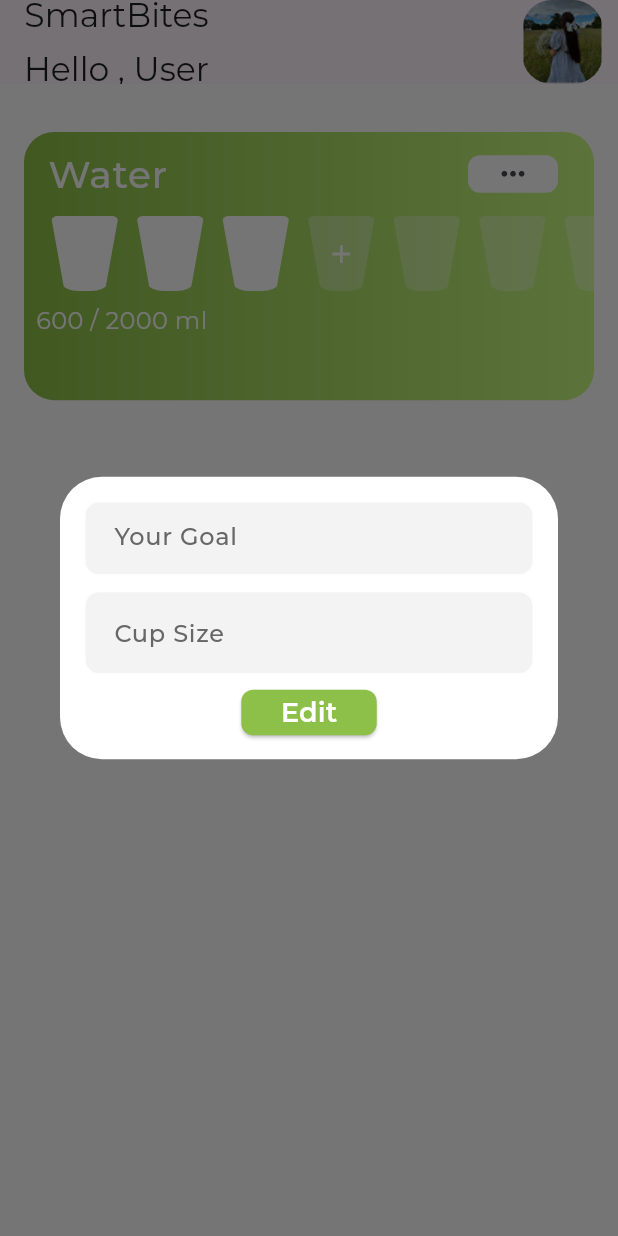
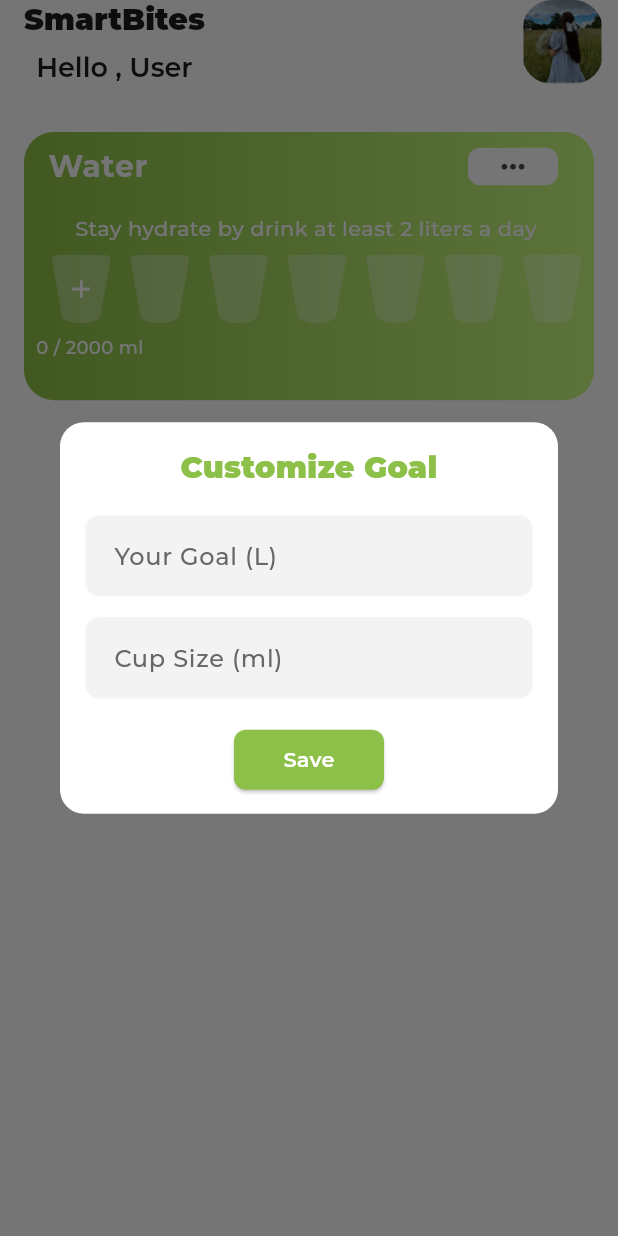
Before and after one commit to Ahmedmo1910/smartDietAssistantApp, a Flutter app: the screen it shows after launch, after a tap on the "keyboard control" icon, on a phone screen of 412 x 824 dp. Run offline on Flutter 3.47's test engine with Material 3 defaults, Android fonts, the phone set to English and light mode, and no system bars; our stand-ins replace flutter_bloc, get_it, shared_preferences.

Commit message:
Add font files & finish water tracker widget (logic (cubit)+ ui)

```diff
--- /dev/null
+++ b/smart_bites/lib/core/helper_functions/get_it_helper.dart
@@ -0,0 +1,12 @@
+import 'package:get_it/get_it.dart';
+import 'package:shared_preferences/shared_preferences.dart';
+import 'package:smart_bites/features/home/services/water_storage.dart';
+
+final getIt = GetIt.instance;
+
+Future<void> setupGetIt() async {
+  final prefs = await SharedPreferences.getInstance();
+
+  getIt.registerLazySingleton<SharedPreferences>(() => prefs);
+  getIt.registerLazySingleton<WaterStorage>(() => WaterStorage(getIt()));
+}
--- a/smart_bites/lib/features/home/domain/cup_model.dart
+++ /dev/null
@@ -1,14 +0,0 @@
-class CupModel {
-  final bool filled;
-  final bool addButton;
-
-  CupModel({this.filled = false, this.addButton = false});
-}
-
-List<CupModel> generateCups(int totalCups, int filledCups) {
-  return List.generate(totalCups, (i) {
-    if (i < filledCups) return CupModel(filled: true);
-    if (i == filledCups) return CupModel(addButton: true);
-    return CupModel();
-  });
-}
--- a/smart_bites/lib/features/home/domain/water_model.dart
+++ /dev/null
@@ -1,14 +0,0 @@
-class WaterModel {
-  final int cupSize = 200;
-  int goalMl;
-  int currentMl;
-
-  WaterModel({
-    this.goalMl = 2000,
-    this.currentMl = 0,
-  });
-
-  int get totalCups => (goalMl / cupSize).ceil();
-  int get filledCups => (currentMl / cupSize).floor();
-  double get progress => currentMl / goalMl;
-}
--- /dev/null
+++ b/smart_bites/lib/features/home/presentation/cubit/water_cubit.dart
@@ -0,0 +1,73 @@
+import 'dart:async';
+
+import 'package:flutter_bloc/flutter_bloc.dart';
+import 'package:smart_bites/features/home/presentation/cubit/water_state.dart';
+import 'package:smart_bites/features/home/services/water_storage.dart';
+
+class WaterCubit extends Cubit<WaterState> {
+  final WaterStorage _storage;
+  Timer? _midnightTimer;
+
+  WaterCubit(this._storage)
+    : super(
+        WaterState(
+          goalMl: _storage.getGoalMl(),
+          cupSize: _storage.getCupSize(),
+          currentMl: _storage.getCurrentMl(),
+        ),
+      ) {
+    _scheduleMidnightReset();
+  }
+
+  Future<void> addCup() async {
+    final newMl = (state.currentMl + state.cupSize).clamp(0, state.goalMl);
+    emit(state.copyWith(currentMl: newMl));
+    await _storage.saveWaterData(
+      goalMl: state.goalMl,
+      cupSize: state.cupSize,
+      currentMl: newMl,
+    );
+  }
+
+  Future<void> updateGoalAndCup({
+    required int goalMl,
+    required int cupSize,
+  }) async {
+    emit(state.copyWith(goalMl: goalMl, cupSize: cupSize, currentMl: 0));
+    await _storage.saveWaterData(
+      goalMl: goalMl,
+      cupSize: cupSize,
+      currentMl: 0,
+    );
+  }
+
+  Future<void> reset() async {
+    emit(state.copyWith(currentMl: 0));
+    await _storage.saveWaterData(
+      goalMl: state.goalMl,
+      cupSize: state.cupSize,
+      currentMl: 0,
+    );
+  }
+
+  void _scheduleMidnightReset() {
+    final now = DateTime.now();
+    final midnight = DateTime(
+      now.year,
+      now.month,
+      now.day,
+    ).add(const Duration(days: 1));
+    final duration = midnight.difference(now);
+    _midnightTimer?.cancel();
+    _midnightTimer = Timer(duration, () async {
+      await reset();
+      _scheduleMidnightReset();
+    });
+  }
+
+  @override
+  Future<void> close() {
+    _midnightTimer?.cancel();
+    return super.close();
+  }
+}
--- /dev/null
+++ b/smart_bites/lib/features/home/presentation/cubit/water_state.dart
@@ -0,0 +1,23 @@
+class WaterState {
+  final int goalMl;
+  final int cupSize;
+  final int currentMl;
+
+  const WaterState({
+    required this.goalMl,
+    required this.cupSize,
+    required this.currentMl,
+  });
+
+  int get totalCups => (goalMl / cupSize).ceil();
+  int get filledCups => (currentMl / cupSize).floor();
+  double get progress => goalMl == 0 ? 0 : currentMl / goalMl;
+
+  WaterState copyWith({int? goalMl, int? cupSize, int? currentMl}) {
+    return WaterState(
+      goalMl: goalMl ?? this.goalMl,
+      cupSize: cupSize ?? this.cupSize,
+      currentMl: currentMl ?? this.currentMl,
+    );
+  }
+}
--- a/smart_bites/lib/features/home/presentation/views/home_screen.dart
+++ b/smart_bites/lib/features/home/presentation/views/home_screen.dart
@@ -1,4 +1,9 @@
 import 'package:flutter/material.dart';
+import 'package:flutter_bloc/flutter_bloc.dart';
+import 'package:smart_bites/core/helper_functions/get_it_helper.dart';
+import 'package:smart_bites/features/home/presentation/cubit/water_cubit.dart';
+import 'package:smart_bites/features/home/presentation/cubit/water_state.dart';
+import 'package:smart_bites/features/home/services/water_storage.dart';
 import 'widgets/build_app_bar_widget.dart';
 import 'widgets/home_screen_body.dart';
 
@@ -7,9 +12,26 @@ class HomeScreen extends StatelessWidget {
   static const String routeName = 'home';
   @override
   Widget build(BuildContext context) {
-    return Scaffold(
-      appBar: buildAppBarWidget(),
-      body: SafeArea(child: HomeScreenBody()),
+    return BlocProvider(
+      create: (_) => WaterCubit(getIt<WaterStorage>()),
+      child: BlocListener<WaterCubit, WaterState>(
+        listener: (context, state) {
+          if (state.currentMl == state.goalMl && state.goalMl != 0) {
+            ScaffoldMessenger.of(context).showSnackBar(
+              SnackBar(
+                content: Text(
+                  'Congratulations! You have reached your daily water intake goal of ${(state.goalMl / 1000).toInt()} liters.🎉',
+                ),
+                duration: const Duration(seconds: 3),
+              ),
+            );
+          }
+        },
+        child: Scaffold(
+          appBar: buildAppBarWidget(),
+          body: SafeArea(child: HomeScreenBody()),
+        ),
+      ),
     );
   }
 }
--- a/smart_bites/lib/features/home/presentation/views/widgets/build_app_bar_widget.dart
+++ b/smart_bites/lib/features/home/presentation/views/widgets/build_app_bar_widget.dart
@@ -1,9 +1,15 @@
 import 'package:flutter/material.dart';
+import 'package:smart_bites/core/utils/app_text_styles.dart';
 
 AppBar buildAppBarWidget() {
   return AppBar(
+    backgroundColor: Colors.white,
     title: Column(
-      children: [Text('SmartBites'), SizedBox(height: 8), Text('Hello , User')],
+      children: [
+        Text('SmartBites', style: AppTextStyles.bold20),
+        SizedBox(height: 8),
+        Text('Hello , User', style: AppTextStyles.medium18),
+      ],
     ),
     actions: [
       Padding(
--- a/smart_bites/lib/features/home/presentation/views/widgets/cup_widget.dart
+++ b/smart_bites/lib/features/home/presentation/views/widgets/cup_widget.dart
@@ -11,8 +11,8 @@ class CupWidget extends StatelessWidget {
     return ClipPath(
       clipper: CupClipper(),
       child: Container(
-        width: 45,
-        height: 50,
+        width: 40,
+        height: 45,
         decoration: BoxDecoration(
           color: filled
               ? Colors.white
--- a/smart_bites/lib/features/home/presentation/views/widgets/custom_button.dart
+++ b/smart_bites/lib/features/home/presentation/views/widgets/custom_button.dart
@@ -39,7 +39,7 @@ class MainButton extends StatelessWidget {
         child: text != null
             ? Text(
                 text!,
-                style: AppTextStyles.medium18.copyWith(color: Colors.white),
+                style: AppTextStyles.medium14.copyWith(color: Colors.white),
               )
             : child,
       ),
--- a/smart_bites/lib/features/home/presentation/views/widgets/customize_your_goal.dart
+++ b/smart_bites/lib/features/home/presentation/views/widgets/customize_your_goal.dart
@@ -1,4 +1,8 @@
 import 'package:flutter/material.dart';
+import 'package:flutter_bloc/flutter_bloc.dart';
+import 'package:smart_bites/core/utils/app_colors.dart';
+import 'package:smart_bites/core/utils/app_text_styles.dart';
+import 'package:smart_bites/features/home/presentation/cubit/water_cubit.dart';
 import 'package:smart_bites/features/home/presentation/views/widgets/custom_button.dart';
 import 'custom_text_field.dart';
 
@@ -7,39 +11,70 @@ class CustomizeYourGoal extends StatelessWidget {
 
   @override
   Widget build(BuildContext context) {
+    final goalController = TextEditingController();
+    final cupSizeController = TextEditingController();
     return GestureDetector(
       onTap: () {
         showDialog(
           context: context,
-          builder: (BuildContext context) {
-            return Dialog(
-              backgroundColor: Color(0xFFFFFFFF),
+          builder: (dialogContext) {
+            return BlocProvider.value(
+              value: context.read<WaterCubit>(),
+              child: Dialog(
+                shape: RoundedRectangleBorder(
+                  borderRadius: BorderRadius.circular(16),
+                ),
+                backgroundColor: Colors.white,
+                child: ConstrainedBox(
+                  constraints: BoxConstraints(maxWidth: 350, maxHeight: 280),
                   child: Padding(
                     padding: const EdgeInsets.all(16.0),
+                    child: SingleChildScrollView(
                       child: Column(
                         mainAxisSize: MainAxisSize.min,
                         children: [
-                    SizedBox(
-                      height: 50,
-                      child: CustomTextFormField(
-                        hintText: 'Your Goal',
+                          Text(
+                            "Customize Goal",
+                            textAlign: TextAlign.center,
+                            style: AppTextStyles.bold20.copyWith(
+                              color: AppColors.primaryColor,
+                            ),
+                          ),
+                          const SizedBox(height: 16),
+                          CustomTextFormField(
+                            controller: goalController,
+                            hintText: 'Your Goal (L)',
                             keyboardType: TextInputType.number,
                           ),
-                    ),
-                    SizedBox(height: 10),
+                          const SizedBox(height: 12),
                           CustomTextFormField(
-                      hintText: 'Cup Size',
+                            controller: cupSizeController,
+                            hintText: 'Cup Size (ml)',
                             keyboardType: TextInputType.number,
                           ),
-                    SizedBox(height: 10),
+                          const SizedBox(height: 20),
                           MainButton(
-                      width: 90.32,
-                      height: 30.38,
-                      text: 'Edit',
+                            width: 100,
+                            height: 40,
+                            text: 'Save',
                             hasCircularBorder: true,
-                      onTap: () {},
+                            onTap: () {
+                              final goalLiters =
+                                  double.tryParse(goalController.text) ?? 2.0;
+                              final goalMl = (goalLiters * 1000).toInt();
+                              final cupSize =
+                                  int.tryParse(cupSizeController.text) ?? 200;
+                              context.read<WaterCubit>().updateGoalAndCup(
+                                goalMl: goalMl,
+                                cupSize: cupSize,
+                              );
+                              Navigator.pop(context);
+                            },
                           ),
                         ],
+                      ),
+                    ),
+                  ),
                 ),
               ),
             );
--- a/smart_bites/lib/features/home/presentation/views/widgets/water_widget.dart
+++ b/smart_bites/lib/features/home/presentation/views/widgets/water_widget.dart
@@ -1,34 +1,21 @@
 import 'package:flutter/material.dart';
+import 'package:flutter_bloc/flutter_bloc.dart';
 import 'package:smart_bites/core/utils/app_colors.dart';
-import 'package:smart_bites/features/home/domain/cup_model.dart';
-import 'package:smart_bites/features/home/domain/water_model.dart';
+import 'package:smart_bites/core/utils/app_text_styles.dart';
+import 'package:smart_bites/features/home/presentation/cubit/water_cubit.dart';
+import 'package:smart_bites/features/home/presentation/cubit/water_state.dart';
 import 'cup_widget.dart';
 import 'customize_your_goal.dart';
-// put WaterModel + CupModel in this file
 
-class WaterWidget extends StatefulWidget {
+class WaterWidget extends StatelessWidget {
   const WaterWidget({super.key});
 
   @override
-  State<WaterWidget> createState() => _WaterWidgetState();
-}
-
-class _WaterWidgetState extends State<WaterWidget> {
-  late WaterModel waterModel;
-
-  @override
-  void initState() {
-    super.initState();
-    waterModel = WaterModel(
-      goalMl: 2000,
-      currentMl: 600,
-    ); // Example: already drank 600 ml
-  }
-
-  @override
   Widget build(BuildContext context) {
-    final cups = generateCups(waterModel.totalCups, waterModel.filledCups);
-
+    return BlocBuilder<WaterCubit, WaterState>(
+      builder: (context, state) {
+        final totalCups = state.totalCups; // +1 for the add button
+        final filledCups = state.filledCups;
         return AspectRatio(
           aspectRatio: 355 / 167,
           child: Container(
@@ -42,41 +29,49 @@ class _WaterWidgetState extends State<WaterWidget> {
               crossAxisAlignment: CrossAxisAlignment.start,
               children: [
                 ListTile(
-              title: const Text(
+                  minTileHeight: 0,
+                  title: Text(
                     'Water',
-                style: TextStyle(
+                    style: AppTextStyles.semiBold20.copyWith(
                       color: Colors.white,
-                  fontSize: 25,
-                  fontWeight: FontWeight.w500,
                     ),
                   ),
                   trailing: CustomizeYourGoal(),
                 ),
+                Align(
+                  alignment: Alignment.center,
+                  child: Padding(
+                    padding: const EdgeInsets.symmetric(vertical: 8.0),
+                    child: Text(
+                      'Stay hydrate by drink at least 2 liters a day ',
+                      style: AppTextStyles.regular14.copyWith(
+                        color: Colors.white,
+                      ),
+                    ),
+                  ),
+                ),
                 SizedBox(
-              height: 50,
+                  height: MediaQuery.sizeOf(context).height * 0.055,
                   child: ListView.builder(
                     scrollDirection: Axis.horizontal,
-                itemCount: cups.length,
+                    itemCount: totalCups,
                     padding: const EdgeInsets.symmetric(horizontal: 12),
                     itemBuilder: (context, index) {
-                  final cup = cups[index];
+                      bool isFilled = index < filledCups;
+                      bool isAddButton = index == filledCups;
                       return GestureDetector(
                         onTap: () {
-                      setState(() {
-                        // if it's addButton → add water
-                        if (cup.addButton) {
-                          waterModel.currentMl += waterModel.cupSize;
-                          if (waterModel.currentMl > waterModel.goalMl) {
-                            waterModel.currentMl = waterModel.goalMl;
+                          if (isAddButton) {
+                            context.read<WaterCubit>().addCup();
                           }
-                        }
-                      });
                         },
                         child: Padding(
-                      padding: const EdgeInsets.symmetric(horizontal: 6),
+                          padding: EdgeInsets.symmetric(
+                            horizontal: MediaQuery.sizeOf(context).width * 0.015,
+                          ),
                           child: CupWidget(
-                        filled: cup.filled,
-                        addButton: cup.addButton,
+                            filled: isFilled,
+                            addButton: isAddButton,
                           ),
                         ),
                       );
@@ -84,15 +79,22 @@ class _WaterWidgetState extends State<WaterWidget> {
                   ),
                 ),
                 Padding(
-              padding: const EdgeInsets.symmetric(horizontal: 8,vertical: 8),
+                  padding: const EdgeInsets.symmetric(
+                    horizontal: 8,
+                    vertical: 8,
+                  ),
                   child: Text(
-                "${waterModel.currentMl} / ${waterModel.goalMl} ml",
-                style: const TextStyle(color: Colors.white, fontSize: 16),
+                    "${state.currentMl} / ${state.goalMl} ml",
+                    style: AppTextStyles.regular12.copyWith(
+                      color: Colors.white,
+                    ),
                   ),
                 ),
               ],
             ),
           ),
         );
+      },
+    );
   }
 }
--- /dev/null
+++ b/smart_bites/lib/features/home/services/water_storage.dart
@@ -0,0 +1,25 @@
+import 'package:shared_preferences/shared_preferences.dart';
+
+class WaterStorage {
+  static const _goalKey = 'goalMl';
+  static const _cupKey = 'cupSize';
+  static const _currentKey = 'currentMl';
+
+  final SharedPreferences _prefs;
+
+  WaterStorage(this._prefs);
+
+  Future<void> saveWaterData({
+    required int goalMl,
+    required int cupSize,
+    required int currentMl,
+  }) async {
+    await _prefs.setInt(_goalKey, goalMl);
+    await _prefs.setInt(_cupKey, cupSize);
+    await _prefs.setInt(_currentKey, currentMl);
+  }
+
+  int getGoalMl() => _prefs.getInt(_goalKey) ?? 2000;
+  int getCupSize() => _prefs.getInt(_cupKey) ?? 200;
+  int getCurrentMl() => _prefs.getInt(_currentKey) ?? 0;
+}
--- a/smart_bites/lib/main.dart
+++ b/smart_bites/lib/main.dart
@@ -1,8 +1,11 @@
 import 'package:flutter/material.dart';
+import 'package:smart_bites/core/helper_functions/get_it_helper.dart';
 import 'package:smart_bites/features/splash/presentation/views/splash_screen.dart';
 import 'core/helper_functions/on_generate_routes.dart';
 
-void main() {
+void main() async {
+  WidgetsFlutterBinding.ensureInitialized();
+  await setupGetIt();
   runApp(const MyApp());
 }
 
@@ -16,9 +19,6 @@ class MyApp extends StatelessWidget {
       theme: ThemeData(
         fontFamily: 'Montserrat',
         scaffoldBackgroundColor: const Color(0xFFFFFFFF),
-        /*colorScheme: ColorScheme.fromSeed(
-          seedColor: const Color(0xFFFFFFFF),
-        ),*/
       ),
       title: 'SmartBites',
       debugShowCheckedModeBanner: false,
--- a/smart_bites/pubspec.yaml
+++ b/smart_bites/pubspec.yaml
@@ -35,6 +35,10 @@ dependencies:
   # Use with the CupertinoIcons class for iOS style icons.
   cupertino_icons: ^1.0.8
   flutter_svg: ^2.2.0
+  flutter_bloc: ^9.1.1
+  bloc: ^9.0.0
+  shared_preferences: ^2.5.3
+  get_it: ^8.2.0
 
 dev_dependencies:
   flutter_test:
```
Also changed, not shown: smart_bites/assets/fonts/Montserrat-Bold.ttf (added), smart_bites/assets/fonts/Montserrat-Medium.ttf (added), smart_bites/assets/fonts/Montserrat-Regular.ttf (added), smart_bites/assets/fonts/Montserrat-SemiBold.ttf (added), smart_bites/pubspec.lock. Lines whose indentation alone changed are shown as unchanged.
